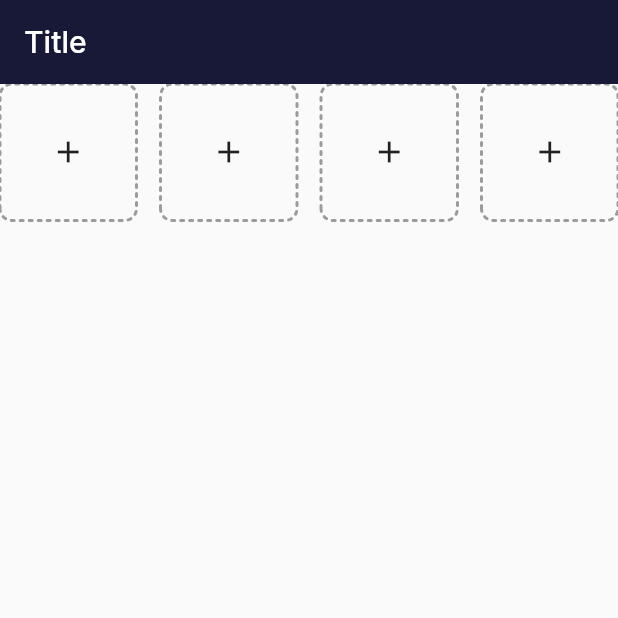
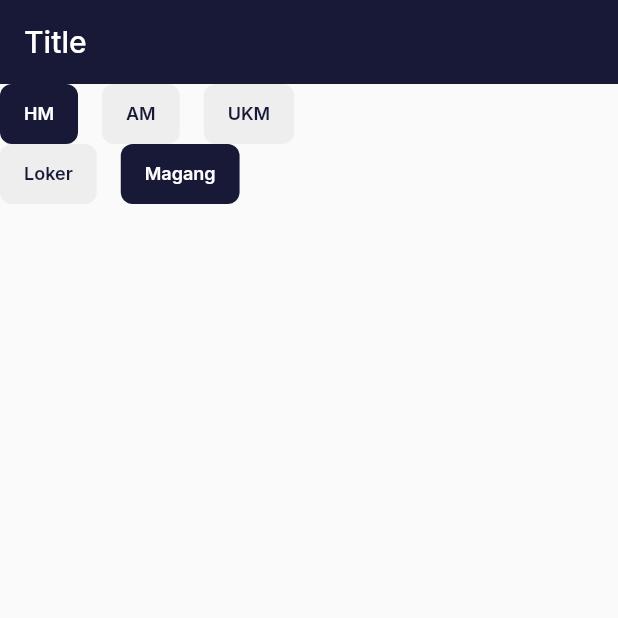
Before and after one commit to syahrizalfauzi/himaskom_undip, a Flutter app: the screen it shows after launch, on a phone screen of 412 x 824 dp, the top half of it. Run offline on Flutter 3.47's test engine with Material 2 defaults, Android fonts, the phone set to English and light mode, and no system bars; drawn by our look-alikes of dotted_border; our stand-ins replace flutter_advanced_drawer, flutter_hooks, flutter_slidable, flutter_svg, google_fonts, image_picker and 1 more.

```diff
--- a/lib/main.dart
+++ b/lib/main.dart
@@ -1,7 +1,7 @@
 import 'package:flutter/material.dart';
 import 'package:flutter_hooks/flutter_hooks.dart';
 import 'package:google_fonts/google_fonts.dart';
-import 'package:himaskom_undip/widgets/imagepicker.dart';
+import 'package:himaskom_undip/widgets/tagpicker.dart';
 
 void main() {
   runApp(const MyApp());
@@ -21,6 +21,7 @@ class MyApp extends StatelessWidget {
           primary: const Color(0xFF171936),
         ),
         primaryColor: const Color(0xFF171936),
+        disabledColor: const Color(0xFFEEEEEE),
         textTheme: GoogleFonts.interTextTheme(),
       ),
       home: const Page(),
@@ -38,12 +39,40 @@ class Page extends StatefulHookWidget {
 class _PageState extends State<Page> {
   @override
   Widget build(BuildContext context) {
+    final eventTag = useState(0);
+    final karirTag = useState(1);
+
     return Scaffold(
       appBar: AppBar(
         title: const Text('Title'),
         elevation: 0,
       ),
-      body: const ImagePicker(),
+      body: Column(
+        crossAxisAlignment: CrossAxisAlignment.start,
+        children: [
+          Flexible(
+            child: TagPicker(
+              tags: const [
+                Tag(name: "hm", title: "HM"),
+                Tag(name: "am", title: "AM"),
+                Tag(name: "ukm", title: "UKM"),
+              ],
+              selectedIndex: eventTag.value,
+              onTap: (_, index) => eventTag.value = index,
+            ),
+          ),
+          Flexible(
+            child: TagPicker(
+              tags: const [
+                Tag(name: "loker", title: "Loker"),
+                Tag(name: "magang", title: "Magang"),
+              ],
+              selectedIndex: karirTag.value,
+              onTap: (_, index) => karirTag.value = index,
+            ),
+          ),
+        ],
+      ),
     );
     // Padding(
     //   padding: const EdgeInsets.all(24),
--- /dev/null
+++ b/lib/widgets/tagpicker.dart
@@ -0,0 +1,59 @@
+import 'package:flutter/material.dart';
+
+class Tag {
+  final String title;
+  final String name;
+
+  const Tag({
+    required this.title,
+    required this.name,
+  });
+}
+
+class TagPicker extends StatelessWidget {
+  final List<Tag> tags;
+  final int selectedIndex;
+  final void Function(Tag, int) onTap;
+
+  const TagPicker({
+    Key? key,
+    required this.tags,
+    this.selectedIndex = 0,
+    required this.onTap,
+  }) : super(key: key);
+
+  @override
+  Widget build(BuildContext context) {
+    return SizedBox(
+      height: 40,
+      child: ListView.separated(
+        itemCount: tags.length,
+        scrollDirection: Axis.horizontal,
+        shrinkWrap: true,
+        separatorBuilder: (_, __) => const SizedBox(width: 16),
+        itemBuilder: (_, index) => GestureDetector(
+          onTap: () => onTap(tags[index], index),
+          child: Container(
+            decoration: BoxDecoration(
+              borderRadius: BorderRadius.circular(8),
+              color: index == selectedIndex
+                  ? Theme.of(context).primaryColor
+                  : Theme.of(context).disabledColor,
+            ),
+            padding: const EdgeInsets.symmetric(vertical: 12, horizontal: 16),
+            child: Text(
+              tags[index].title,
+              style: TextStyle(
+                fontWeight: FontWeight.w600,
+                fontSize: 12,
+                color: index == selectedIndex
+                    ? Colors.white
+                    : Theme.of(context).primaryColor,
+              ),
+            ),
+          ),
+        ),
+      ),
+    );
+  }
+}
```
